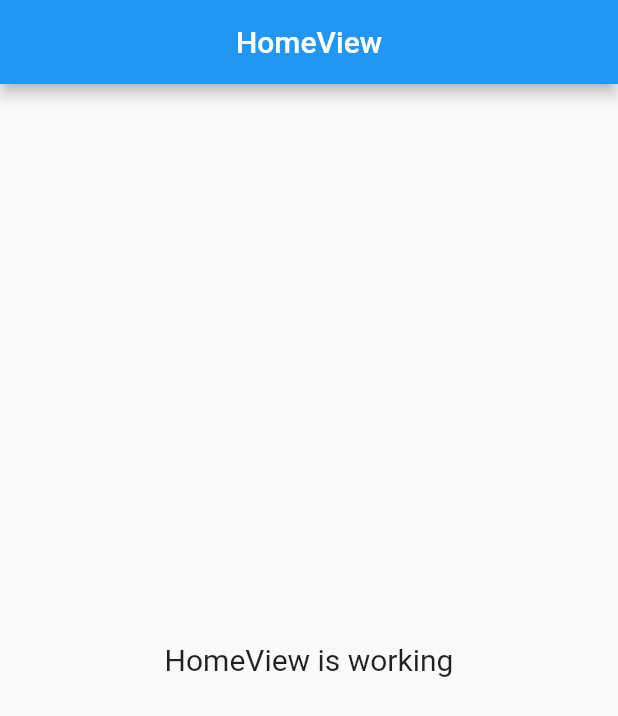
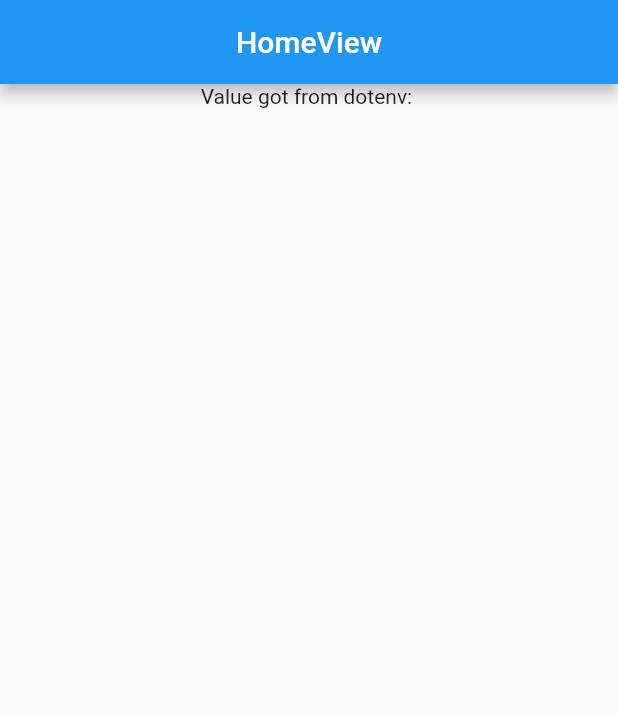
Before and after one commit to KodeKrewTechnologies/attendance_app, a Flutter app: the screen it shows after launch, on a phone screen of 412 x 824 dp. Shown: the top 716 px of the screen. Run offline on Flutter 3.47's test engine with Material 2 defaults, Android fonts, the phone set to English and light mode, and no system bars; our stand-ins replace flutter_dotenv, get.

Commit message:
code cleanup and added dotenv

```diff
--- a/lib/app/modules/home/views/home_view.dart
+++ b/lib/app/modules/home/views/home_view.dart
@@ -1,7 +1,7 @@
 import 'package:flutter/material.dart';
+import 'package:flutter_dotenv/flutter_dotenv.dart';
 
 import 'package:get/get.dart';
-
 import '../controllers/home_controller.dart';
 
 class HomeView extends GetView<HomeController> {
@@ -13,12 +13,12 @@ class HomeView extends GetView<HomeController> {
         title: const Text('HomeView'),
         centerTitle: true,
       ),
-      body: const Center(
-        child: Text(
-          'HomeView is working',
-          style: TextStyle(fontSize: 20),
-        ),
-      ),
+      body: Center(
+          child: Column(
+        children: [
+          Text("Value got from dotenv: ${dotenv.get('hello')}"),
+        ],
+      )),
     );
   }
 }
--- a/lib/app/routes/app_pages.dart
+++ b/lib/app/routes/app_pages.dart
@@ -8,11 +8,11 @@ part 'app_routes.dart';
 class AppPages {
   AppPages._();
 
-  static const INITIAL = Routes.HOME;
+  static const initial = Routes.home;
 
   static final routes = [
     GetPage(
-      name: _Paths.HOME,
+      name: _Paths.home,
       page: () => const HomeView(),
       binding: HomeBinding(),
     ),
--- a/lib/app/routes/app_routes.dart
+++ b/lib/app/routes/app_routes.dart
@@ -3,10 +3,10 @@ part of 'app_pages.dart';
 
 abstract class Routes {
   Routes._();
-  static const HOME = _Paths.HOME;
+  static const home = _Paths.home;
 }
 
 abstract class _Paths {
   _Paths._();
-  static const HOME = '/home';
+  static const home = '/home';
 }
--- a/lib/main.dart
+++ b/lib/main.dart
@@ -1,14 +1,18 @@
 import 'package:flutter/material.dart';
+import 'package:flutter_dotenv/flutter_dotenv.dart';
 
 import 'package:get/get.dart';
 
 import 'app/routes/app_pages.dart';
 
-void main() {
+Future<void> main() async {
+  if (!dotenv.isInitialized) {
+    await dotenv.load(fileName: '.env');
+  }
   runApp(
     GetMaterialApp(
       title: "Application",
-      initialRoute: AppPages.INITIAL,
+      initialRoute: AppPages.initial,
       getPages: AppPages.routes,
     ),
   );
--- a/pubspec.yaml
+++ b/pubspec.yaml
@@ -3,7 +3,7 @@ version: 1.0.0+1
 publish_to: none
 description: A new Flutter project.
 environment:
-  sdk: '>=2.19.0 <3.0.0'
+  sdk: ">=2.19.0 <3.0.0"
 
 dependencies:
   cupertino_icons: ^1.0.2
@@ -11,6 +11,7 @@ dependencies:
   flutter:
     sdk: flutter
   firebase_core: ^2.8.0
+  flutter_dotenv: ^5.0.2
 
 dev_dependencies:
   flutter_lints: 2.0.1
@@ -19,3 +20,5 @@ dev_dependencies:
 
 flutter:
   uses-material-design: true
+  assets:
+    - .env
```
Also changed, not shown: lib/app/modules/home/controllers/home_controller.dart (+1 -21 lines), pubspec.lock, 1 other file.
